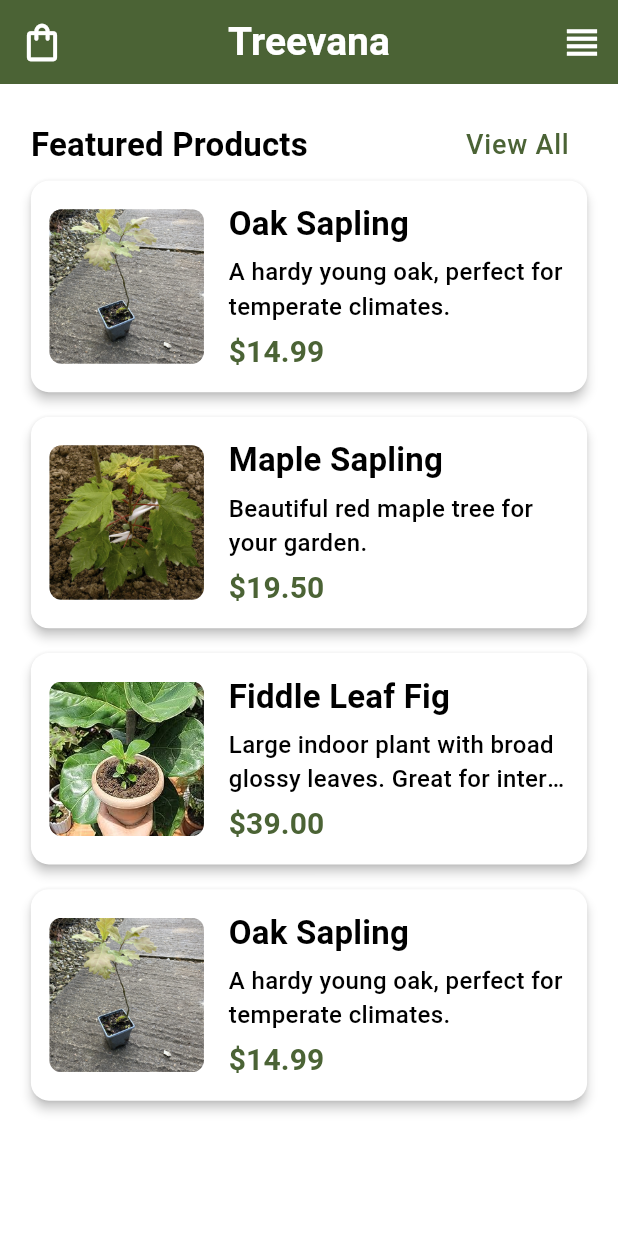
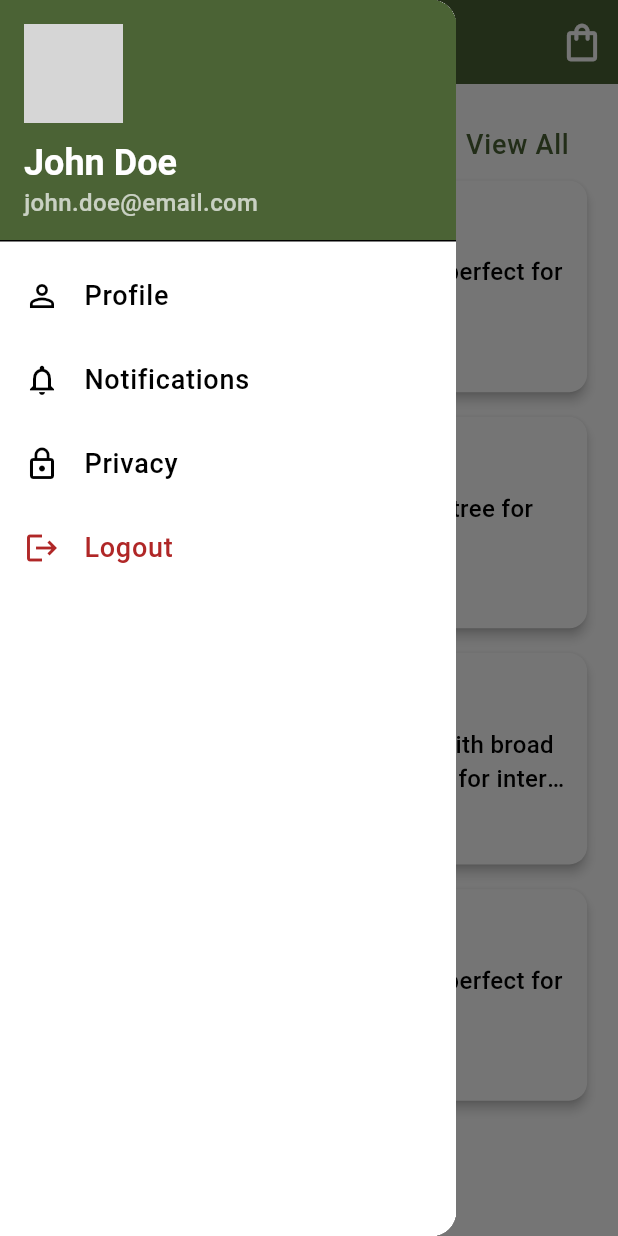
Before and after one commit to aamxh/treevana, a Flutter app: the screen it shows after launch, with the side drawer open (before the commit the screen has no drawer), on a phone screen of 412 x 824 dp. Run offline on Flutter 3.47's test engine with Material 3 defaults, Android fonts, the phone set to English and light mode, and no system bars; our stand-ins replace dio, email_validator, get, google_fonts, pinput, shared_preferences; missing offline and left inert: email_otp; network calls fail; grey boxes are pictures that could not be loaded.

Commit message:
added order_view and settings_view

```diff
--- a/treevana_user/lib/app/home/views/home_view.dart
+++ b/treevana_user/lib/app/home/views/home_view.dart
@@ -4,20 +4,23 @@ import 'package:treevana_user/app/orders/views/orders_view.dart';
 import 'package:treevana_user/app/products/views/product_view.dart';
 import 'package:treevana_user/app/products/views/products_view.dart';
 import 'package:treevana_user/app/settings/views/settings_view.dart';
-import 'package:treevana_user/app/products/views/products_view.dart';
 import 'package:treevana_user/core/constants.dart';
 import '../controllers/home_controller.dart';
 import 'package:treevana_user/app/common/models/product_model.dart';
 
 class HomeView extends GetView<HomeController> {
 
-  const HomeView({super.key});
+  HomeView({super.key});
+
+  final _scaffoldKey = GlobalKey<ScaffoldState>();
 
   @override
   Widget build(BuildContext context) {
     final size = MediaQuery.of(context).size;
     final theme = Theme.of(context);
     return Scaffold(
+      key: _scaffoldKey,
+      drawer: const SettingsView(),
       appBar: AppBar(
         title: Text(
           'Treevana',
@@ -27,19 +30,19 @@ class HomeView extends GetView<HomeController> {
         ),
         centerTitle: true,
         leading: IconButton(
-          onPressed: () => Get.to(() => OrdersView()),
           icon: const Icon(
-            Icons.shopping_bag_outlined,
+            Icons.view_headline_outlined,
             size: 30,
           ),
+          onPressed: () => _scaffoldKey.currentState!.openDrawer(),
         ),
         actions: [
           IconButton(
+            onPressed: () => Get.to(() => OrdersView()),
             icon: const Icon(
-              Icons.view_headline_outlined,
+              Icons.shopping_bag_outlined,
               size: 30,
             ),
-            onPressed: () => Get.to(() => SettingsView()),
           ),
         ],
       ),
--- a/treevana_user/lib/app/settings/views/settings_view.dart
+++ b/treevana_user/lib/app/settings/views/settings_view.dart
@@ -1,5 +1,7 @@
+import 'package:flutter/material.dart';
 import 'package:get/get.dart';
-import 'package:flutter/material.dart';
+import 'package:treevana_user/app/auth/views/welcome_view.dart';
+import 'package:treevana_user/core/constants.dart';
 
 class SettingsView extends StatelessWidget {
 
@@ -7,7 +9,72 @@ class SettingsView extends StatelessWidget {
 
   @override
   Widget build(BuildContext context) {
-    return Scaffold(appBar: AppBar(),);
+    final theme = Theme.of(context);
+    final size = MediaQuery.of(context).size;
+    return Drawer(
+      child: Container(
+        color: theme.colorScheme.surface,
+        child: Column(
+          crossAxisAlignment: CrossAxisAlignment.stretch,
+          children: [
+            DrawerHeader(
+              decoration: BoxDecoration(
+                color: theme.primaryColor,
+              ),
+              child: Column(
+                crossAxisAlignment: CrossAxisAlignment.start,
+                children: [
+                  CircleAvatar(
+                    radius: size.width * 0.08,
+                    backgroundImage: const NetworkImage(
+                      'https://cdn-icons-png.flaticon.com/512/3135/3135715.png',
+                    ),
+                  ),
+                  const SizedBox(height: 12),
+                  Text(
+                    'John Doe',
+                    style: theme.textTheme.titleLarge!.copyWith(
+                      color: Colors.white,
+                      fontWeight: FontWeight.bold,
+                    ),
+                  ),
+                  Text(
+                    'john.doe@email.com',
+                    style: theme.textTheme.bodyMedium!.copyWith(
+                      color: Colors.white70,
+                    ),
+                  ),
+                ],
+              ),
+            ),
+            ListTile(
+              leading: const Icon(Icons.person_outline),
+              title: Text('Profile', style: theme.textTheme.bodyLarge),
+              onTap: () {},
+            ),
+            ListTile(
+              leading: const Icon(Icons.notifications_outlined),
+              title: Text('Notifications', style: theme.textTheme.bodyLarge),
+              onTap: () {},
+            ),
+            ListTile(
+              leading: const Icon(Icons.lock_outline),
+              title: Text('Privacy', style: theme.textTheme.bodyLarge),
+              onTap: () {},
+            ),
+            ListTile(
+              leading: Icon(Icons.logout, color: MyConstants.errorColor),
+              title: Text(
+                'Logout',
+                style: theme.textTheme.bodyLarge!.copyWith(color: MyConstants.errorColor),
+              ),
+              onTap: () => Get.offAll(() => WelcomeView()),
+            ),
+            const SizedBox(height: 10),
+          ],
+        ),
+      ),
+    );
   }
 
 }
```
Also changed, not shown: treevana_user/lib/app/orders/views/order_view.dart (added, +104 -0 lines), treevana_user/lib/app/products/views/product_view.dart (+3 -18 lines).
